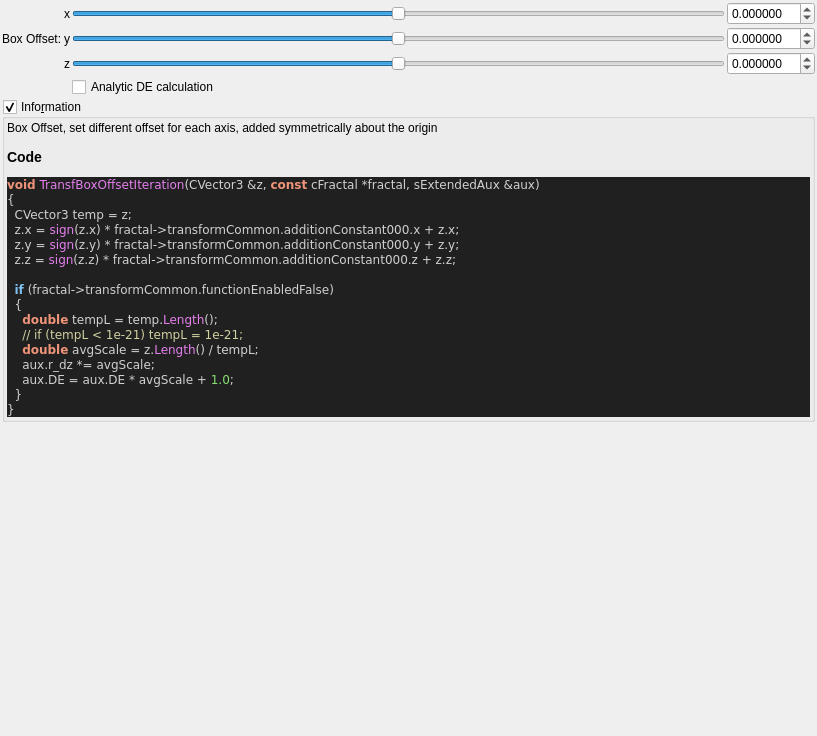
Qt form mandelbulber2/qt_data/fractal_transf_box_offset.ui (buddhi1980/mandelbulber2) before a commit.
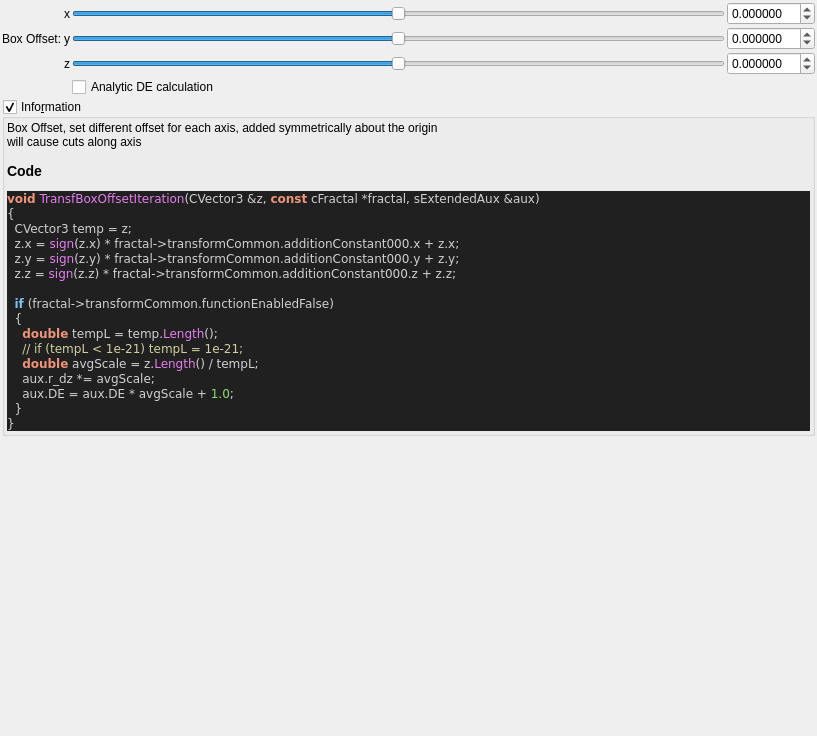
The same form after that commit. Custom widgets are drawn as their Qt base class.

The edit to the form file:
```diff
--- a/mandelbulber2/qt_data/fractal_transf_box_offset.ui
+++ b/mandelbulber2/qt_data/fractal_transf_box_offset.ui
@@ -263,7 +263,7 @@
       <item>
        <widget class="QLabel" name="label_code_content">
         <property name="text">
-         <string notr="true">&lt;p&gt;Box Offset, set different offset for each axis, added symmetrically about the origin&lt;/p&gt;&lt;table&gt;
+         <string notr="true">&lt;p&gt;Box Offset, set different offset for each axis, added symmetrically about the origin&lt;br&gt;will cause cuts along axis&lt;/p&gt;&lt;table&gt;
 &lt;/table&gt;
 &lt;h3&gt;Code&lt;/h3&gt;
 &lt;body style=&quot;background-color:#202020&quot;&gt;
```
